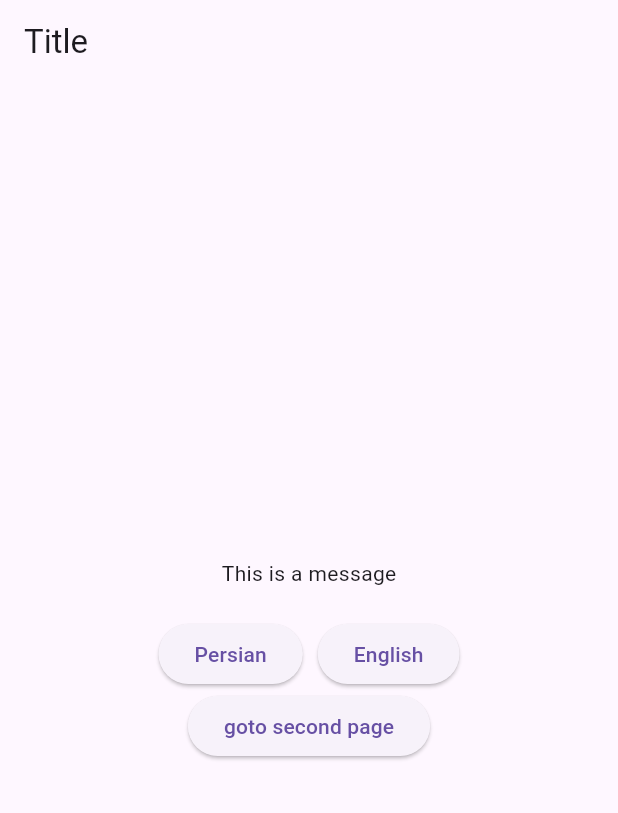
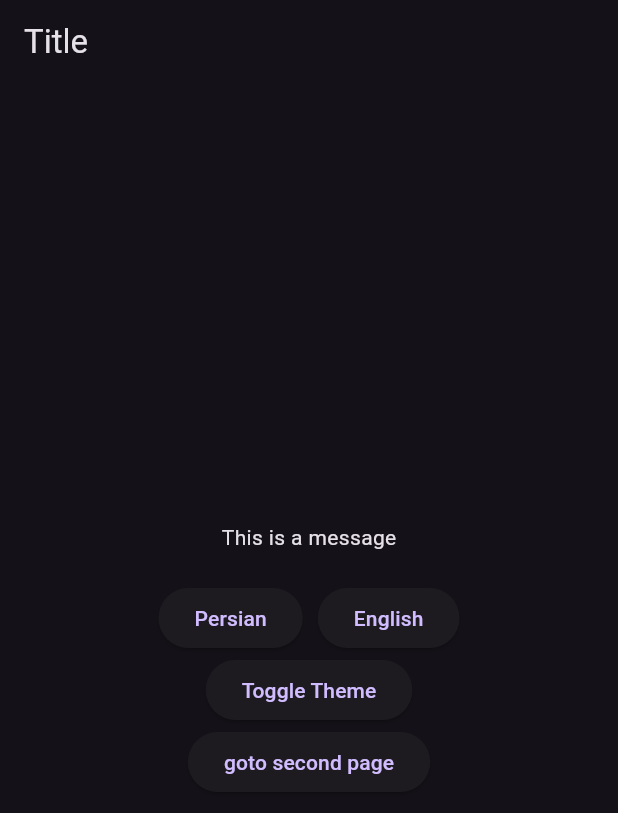
Before and after one commit to mosayeb-masoumi/language_theme_toggle_flutter, a Flutter app: the screen it shows after launch, on a phone screen of 412 x 824 dp. Shown: the top 813 px of the screen. Run offline on Flutter 3.47's test engine with Material 3 defaults, Android fonts, the phone set to English and light mode, and no system bars; our stand-ins replace shared_preferences.

Commit message:
toggle theme

```diff
--- a/lib/home_page.dart
+++ b/lib/home_page.dart
@@ -2,6 +2,7 @@
 import 'package:flutter/material.dart';
 import 'package:provider/provider.dart';
 import 'package:test6/second_page.dart';
+import 'package:test6/theme/theme_provider.dart';
 import 'language/app_language.dart';
 import 'language/app_localizations.dart';
 
@@ -20,8 +21,18 @@ class _HomePageState extends State<HomePage> {
   Widget build(BuildContext context) {
 
     // var appLanguage = Provider.of<AppLanguage>(context);
-    var ss = AppLocalizations.of(context)!.locale;
-    var dd= ss;
+    // var ss = AppLocalizations.of(context)!.locale;  to get the local language
+
+    ThemeData currentTheme = Theme.of(context);
+
+// Check if the current theme is light or dark
+    if (currentTheme.brightness == Brightness.light) {
+      // Theme is currently set to light
+      print('Current theme is light');
+    } else {
+      // Theme is currently set to dark
+      print('Current theme is dark');
+    }
 
     return Scaffold(
 
@@ -52,6 +63,12 @@ class _HomePageState extends State<HomePage> {
             ],
           ),
 
+
+          ElevatedButton(onPressed: (){
+            context.read<ThemeProvider>().toggleTheme();
+          }, child: const Text("Toggle Theme")),
+
+
           ElevatedButton(onPressed: (){
             Navigator.push(
               context,
--- a/lib/main.dart
+++ b/lib/main.dart
@@ -21,7 +21,8 @@ void main() async {
 
   AppLanguage appLanguage = AppLanguage();
   await appLanguage.fetchLocale();
-  runApp(AppProviders(appLanguage: appLanguage,));
+
+  runApp(AppProviders(appLanguage: appLanguage));
 
 }
 
@@ -47,7 +48,10 @@ class MyApp extends StatelessWidget {
   Widget build(BuildContext context) {
     return Consumer2<AppLanguage , ThemeProvider>(
         builder: (context, languageProvider, themeProvider,child) {
-        return  MaterialApp(
+
+          // themeProvider.initializeTheme();
+
+          return  MaterialApp(
           locale: languageProvider.appLocal,
           supportedLocales: const [
             Locale('en', 'US'),
@@ -60,7 +64,15 @@ class MyApp extends StatelessWidget {
             GlobalCupertinoLocalizations.delegate
           ],
 
-          // theme: themeProvider,
+          theme: themeProvider.currentTheme,
+          darkTheme: ThemeData.dark(),
+          themeMode: Prefs.getThemeMode(),
+
+
+
+
+
+          // themeMode: ThemeMode ,
           home: const HomePage(),
         );
       }
--- a/lib/pref/share_pref.dart
+++ b/lib/pref/share_pref.dart
@@ -1,3 +1,4 @@
+import 'package:flutter/material.dart';
 import 'package:shared_preferences/shared_preferences.dart';
 
 class Prefs {
@@ -10,11 +11,9 @@ class Prefs {
     return _prefs;
   }
 
-
   // get && set string language_code
   static Future<bool?> setLanguageCode(String value) async => await _prefs?.setString("LanguageCode", value);
   static String getLanguageCode() => _prefs?.getString("LanguageCode") ?? "en";   // default value is "en"
-
 
 
   // get && set string country_code
@@ -22,16 +21,33 @@ class Prefs {
   static String getCountryCode() => _prefs?.getString("CountryCode") ?? "US";   // default value is "US"
 
 
+  // // get && set int theme_mode
+  // static Future<bool?> setThemeMode(ThemeMode themeMode) async => await _prefs?.setInt("ThemeMode", themeMode.index);
+  // static int getThemeMode() => _prefs?.getInt("ThemeMode") ?? ThemeMode.system.index;   // default value is "US"
+  //
+  //
+
+  static Future<bool> setThemeMode(ThemeMode themeMode) async =>
+      await _prefs!.setInt("ThemeMode", themeMode.index);
+  static ThemeMode getThemeMode() {
+    final int? themeModeIndex = _prefs!.getInt("ThemeMode");
+    return themeModeIndex != null && themeModeIndex < ThemeMode.values.length
+        ? ThemeMode.values[themeModeIndex]
+        : ThemeMode.system;
+  }
 
 
-
-
-  static Future<bool?> remove(String key) async => await _prefs?.remove(key);
-
-  // clear all sharePref
-  static Future<bool?> clear() async => await _prefs?.clear();
-
-
-
+  //
+  // static Future<void> setThemeMode(ThemeMode themeMode) async =>
+  //     await _prefs!.setInt("ThemeMode", themeMode.index);
+  //
+  // static Future<ThemeMode> getThemeMode() async {
+  //   final int? themeModeIndex = _prefs!.getInt("ThemeMode");
+  //   if (themeModeIndex != null && themeModeIndex < ThemeMode.values.length) {
+  //     return ThemeMode.values[themeModeIndex];
+  //   } else {
+  //     return ThemeMode.system;
+  //   }
+  // }
 
 }
```
Also changed, not shown: lib/theme/theme_provider.dart (+38 -1 lines).
